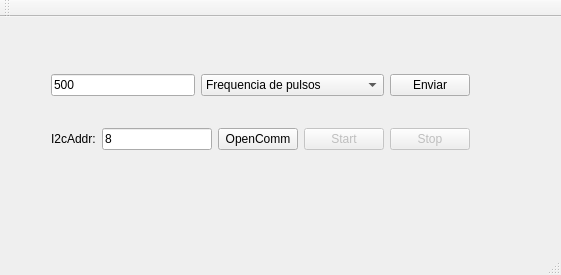
xtarke/estimulator, file controlador_qt/src/mainwindow.ui: the form before one commit.
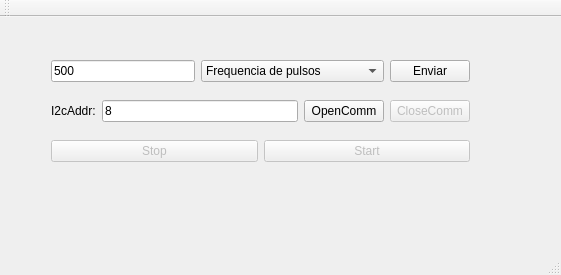
The form after the commit.

What changed in the file:
```diff
--- a/controlador_qt/src/mainwindow.ui
+++ b/controlador_qt/src/mainwindow.ui
@@ -133,15 +133,19 @@
         </widget>
        </item>
        <item>
-        <widget class="QPushButton" name="pushButtonStart">
+        <widget class="QPushButton" name="pushButtonClose">
          <property name="enabled">
           <bool>false</bool>
          </property>
          <property name="text">
-          <string>Start</string>
+          <string>CloseComm</string>
          </property>
         </widget>
        </item>
+      </layout>
+     </item>
+     <item>
+      <layout class="QHBoxLayout" name="horizontalLayout_3">
        <item>
         <widget class="QPushButton" name="pushButtonStop">
          <property name="enabled">
@@ -152,6 +156,16 @@
          </property>
         </widget>
        </item>
+       <item>
+        <widget class="QPushButton" name="pushButtonStart">
+         <property name="enabled">
+          <bool>false</bool>
+         </property>
+         <property name="text">
+          <string>Start</string>
+         </property>
+        </widget>
+       </item>
       </layout>
      </item>
     </layout>
```
